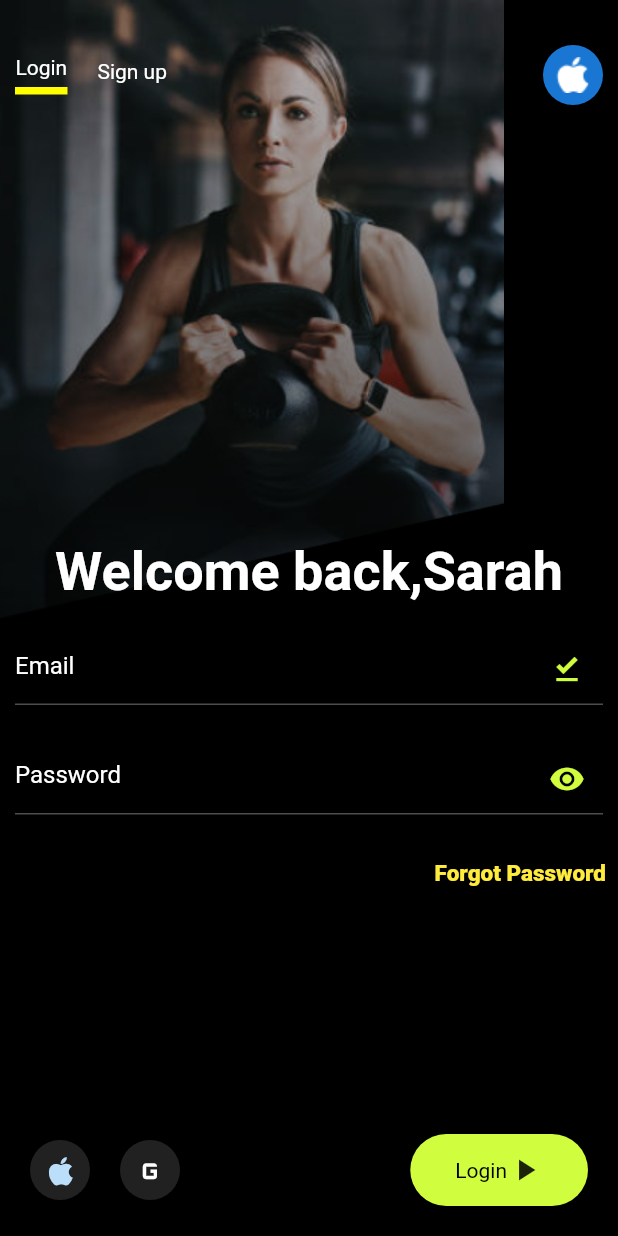
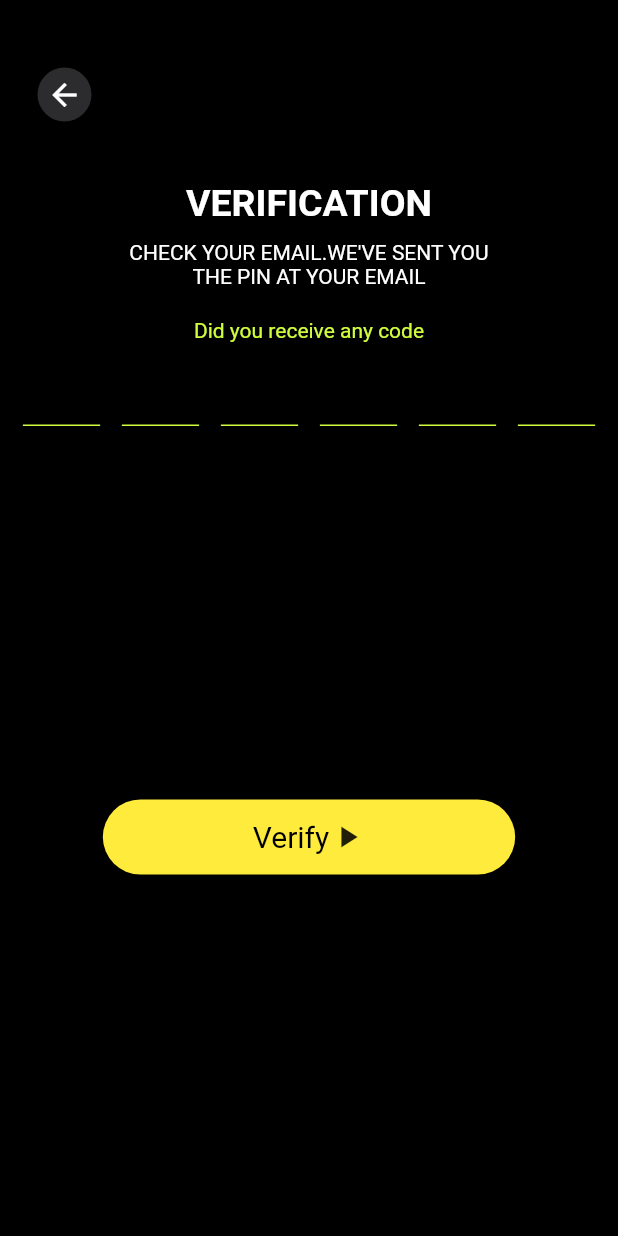
Before and after one commit to bemurshadianz/dev_muscle, a Flutter app: the screen it shows after launch, on a phone screen of 412 x 824 dp. Run offline on Flutter 3.47's test engine with Material 2 defaults, Android fonts, the phone set to English and light mode, and no system bars; drawn by our look-alikes of otp_text_field; our stand-ins replace wheel_chooser.

Commit message:
otp fields added

```diff
--- a/lib/main.dart
+++ b/lib/main.dart
@@ -1,4 +1,5 @@
 import 'package:dev_muscle/views/auth_screens/login_screen.dart';
+import 'package:dev_muscle/views/auth_screens/varification_screen.dart';
 import 'package:flutter/material.dart';
 
 void main() {
@@ -18,6 +19,6 @@ class App extends StatelessWidget {
 
   @override
   Widget build(BuildContext context) {
-    return LogInScreen();
+    return const VerificationScreen();
   }
 }
--- a/lib/views/auth_screens/forgotpassword.dart
+++ b/lib/views/auth_screens/forgotpassword.dart
@@ -63,7 +63,7 @@ class _ForgotPasswordState extends State<ForgotPassword> {
               child: InkWell(
                 onTap: () {
                   Navigator.push(context, MaterialPageRoute(builder: (BuildContext context) {
-                    return VarificationScreen();
+                    return VerificationScreen();
                   }));
                 },
                 child: Padding(
--- a/lib/views/auth_screens/varification_screen.dart
+++ b/lib/views/auth_screens/varification_screen.dart
@@ -1,30 +1,43 @@
 import 'package:flutter/material.dart';
+import 'package:otp_text_field/otp_field.dart';
+import 'package:otp_text_field/otp_field_style.dart';
+import 'package:otp_text_field/style.dart';
 
 import '../../Utils/app_functions.dart';
 import '../../utils/colors.dart';
 
-class VarificationScreen extends StatelessWidget {
-  const VarificationScreen({Key? key}) : super(key: key);
+class VerificationScreen extends StatefulWidget {
+  const VerificationScreen({Key? key}) : super(key: key);
 
+  @override
+  State<VerificationScreen> createState() => _VerificationScreenState();
+}
+
+class _VerificationScreenState extends State<VerificationScreen> {
   @override
   Widget build(BuildContext context) {
     return Scaffold(
-      appBar: AppBar(
-        leading: IconButton(
-          onPressed: () {
-            Navigator.pop(context);
-          },
-          icon: IconButton(
-            icon: Icon(Icons.arrow_back_ios),
-            splashRadius: 100,
-            onPressed: () {
-              Navigator.pop(context);
-            },
-          ),
-        ),
-      ),
+
       body: Column(
         children: [
+          Padding(
+            padding: const EdgeInsets.only(top: 45,left: 25),
+            child: Row(
+
+              children: [
+                Container(
+                  decoration: const BoxDecoration(
+                      shape: BoxShape.circle,
+                      color: AppColors.lightGrey
+                  ),
+                  child:  const Padding(
+                    padding: EdgeInsets.all(6.0),
+                    child: Icon(Icons.arrow_back_sharp,color: Colors.white,),
+                  )),
+              ],
+            ),
+          ),
+
           customText(
               "VERIFICATION",
               "CHECK YOUR EMAIL.WE'VE SENT YOU\n"
@@ -33,13 +46,32 @@ class VarificationScreen extends StatelessWidget {
             "Did you receive any code",
             style: TextStyle(color: AppColors.yellow),
           ),
+
+          Padding(
+            padding: const EdgeInsets.all(8.0),
+            child: OTPTextField(
+              length:6 ,
+              width: MediaQuery.of(context).size.width,
+              fieldWidth: MediaQuery.of(context).size.width/8,
+              style: const TextStyle(
+                  fontSize: 17,
+                color: Colors.white
+              ),
+              textFieldAlignment: MainAxisAlignment.spaceAround,
+              fieldStyle: FieldStyle.underline,
+              otpFieldStyle: OtpFieldStyle(enabledBorderColor: AppColors.yellow),
+              onCompleted: (pin) {
+                print("Completed: " + pin);
+              },
+            ),
+          ),
           Expanded(
               child: Container(
             child: Center(
               child: InkWell(
                 onTap: () {
                   Navigator.push(context, MaterialPageRoute(builder: (BuildContext context) {
-                    return VarificationScreen();
+                    return const VerificationScreen();
                   }));
                 },
                 child: Container(
@@ -48,7 +80,7 @@ class VarificationScreen extends StatelessWidget {
                     borderRadius: BorderRadius.circular(100),
                   ),
                   child: const Padding(
-                    padding: EdgeInsets.symmetric(vertical: 25, horizontal: 100),
+                    padding: EdgeInsets.symmetric(vertical: 13, horizontal: 100),
                     child: Row(
                       mainAxisSize: MainAxisSize.min,
                       mainAxisAlignment: MainAxisAlignment.center,
--- a/pubspec.yaml
+++ b/pubspec.yaml
@@ -36,6 +36,7 @@ dependencies:
   # The following adds the Cupertino Icons font to your application.
   # Use with the CupertinoIcons class for iOS style icons.
   cupertino_icons: ^1.0.2
+  otp_text_field: ^1.1.3
 
 dev_dependencies:
   flutter_test:
```
Also changed, not shown: pubspec.lock.
